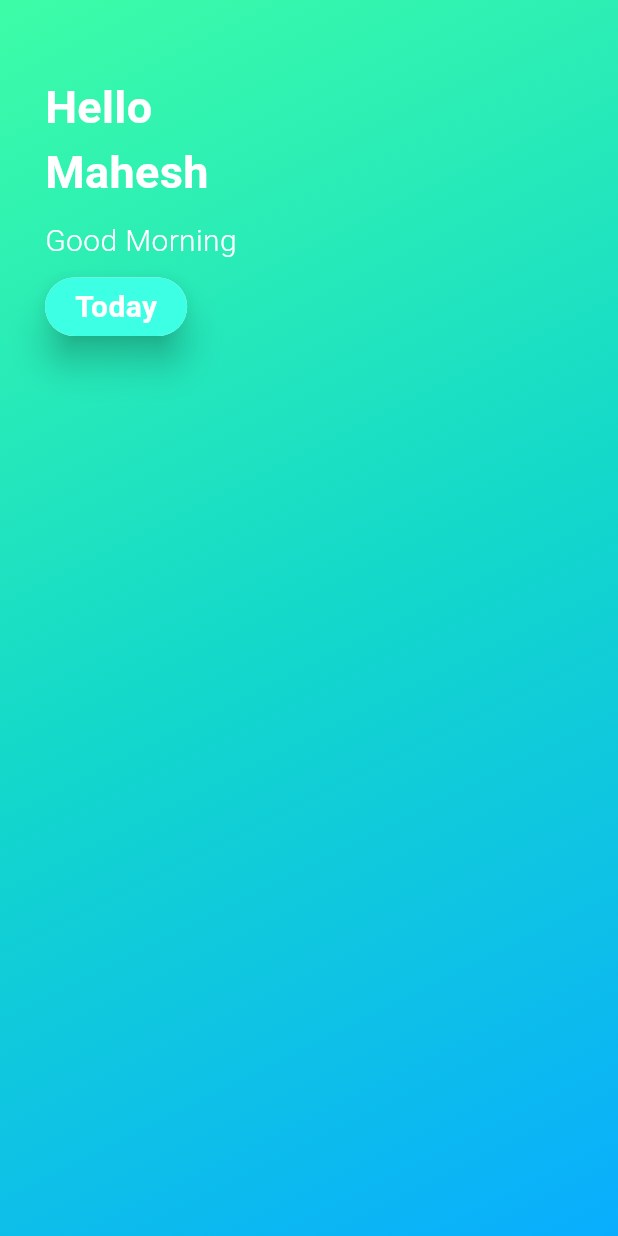
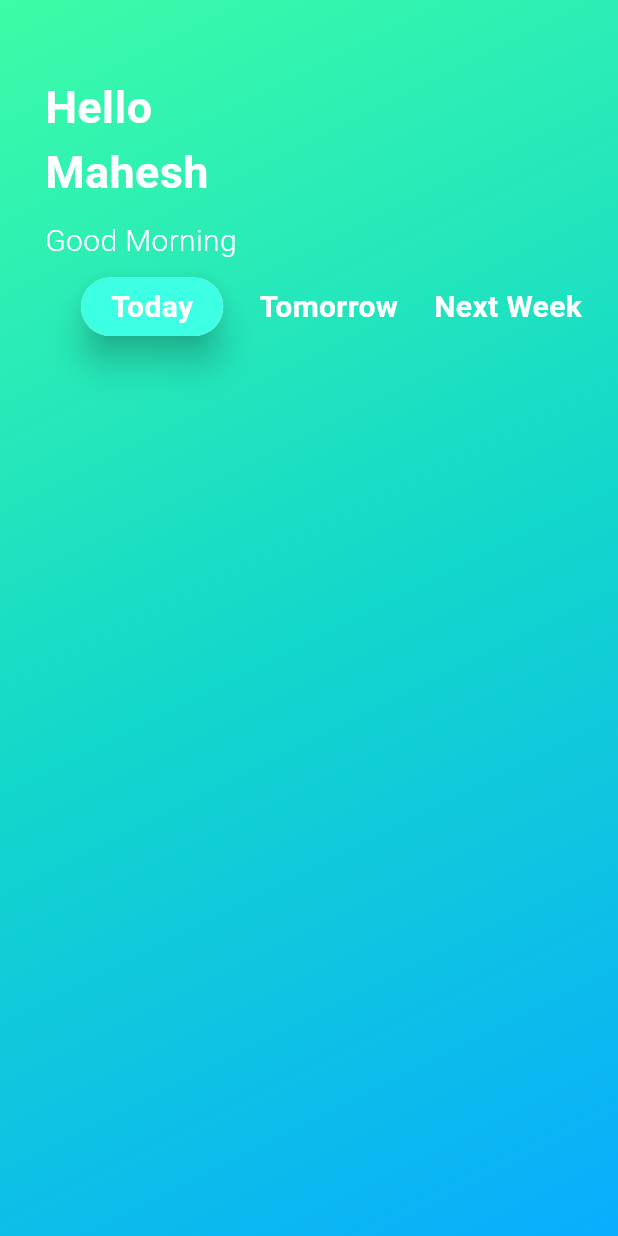
Before and after one commit to Mahesh-xr/Epic-Todo-List-With-Firebase, a Flutter app: the screen it shows after launch, on a phone screen of 412 x 824 dp. Run offline on Flutter 3.47's test engine with Material 3 defaults, Android fonts, the phone set to English and light mode, and no system bars.

Commit message:
add today, tomorrow, nextweek

```diff
--- a/todo_app/lib/pages/Home.dart
+++ b/todo_app/lib/pages/Home.dart
@@ -8,6 +8,7 @@ class Home extends StatefulWidget {
 }
 
 class _HomeState extends State<Home> {
+  bool today = true, tomorrow=false, nextweek=false;
   @override
   Widget build(BuildContext context) {
     return Scaffold(
@@ -34,16 +35,19 @@ class _HomeState extends State<Home> {
                 fontWeight: FontWeight.bold,
               ),
             ),
-            SizedBox(height: 10,),
-            Text("Good Morning",
-            style:TextStyle(
-              color: Colors.white,
-              fontWeight: FontWeight.w300,
+            SizedBox(height: 10),
+            Text(
+              "Good Morning",
+              style: TextStyle(
+                color: Colors.white,
+                fontWeight: FontWeight.w300,
 
-              fontSize: 20,
-            ) ,),
-            SizedBox(height:10),
+                fontSize: 20,
+              ),
+            ),
+            SizedBox(height: 10),
             Row(
+              mainAxisAlignment: MainAxisAlignment.spaceEvenly,
               children: [
                 Material(
                   elevation: 10,
@@ -59,11 +63,27 @@ class _HomeState extends State<Home> {
                       style: TextStyle(
                         fontSize: 20,
                         fontWeight: FontWeight.bold,
-                        color:Colors.white,
+                        color: Colors.white,
                       ),
                     ),
                   ),
                 ),
+                Text(
+                      "Tomorrow",
+                      style: TextStyle(
+                        fontSize: 20,
+                        fontWeight: FontWeight.bold,
+                        color: Colors.white,
+                      ),
+                    ),
+                    Text(
+                      "Next Week",
+                      style: TextStyle(
+                        fontSize: 20,
+                        fontWeight: FontWeight.bold,
+                        color: Colors.white,
+                      ),
+                    ),
               ],
             ),
           ],
```
